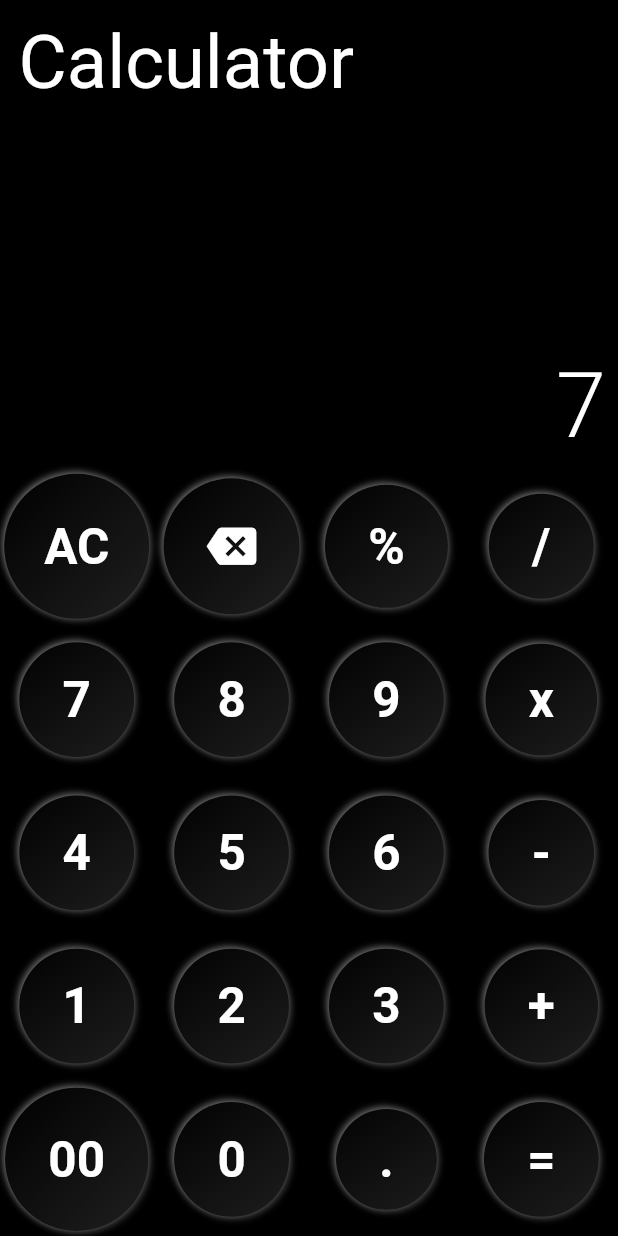
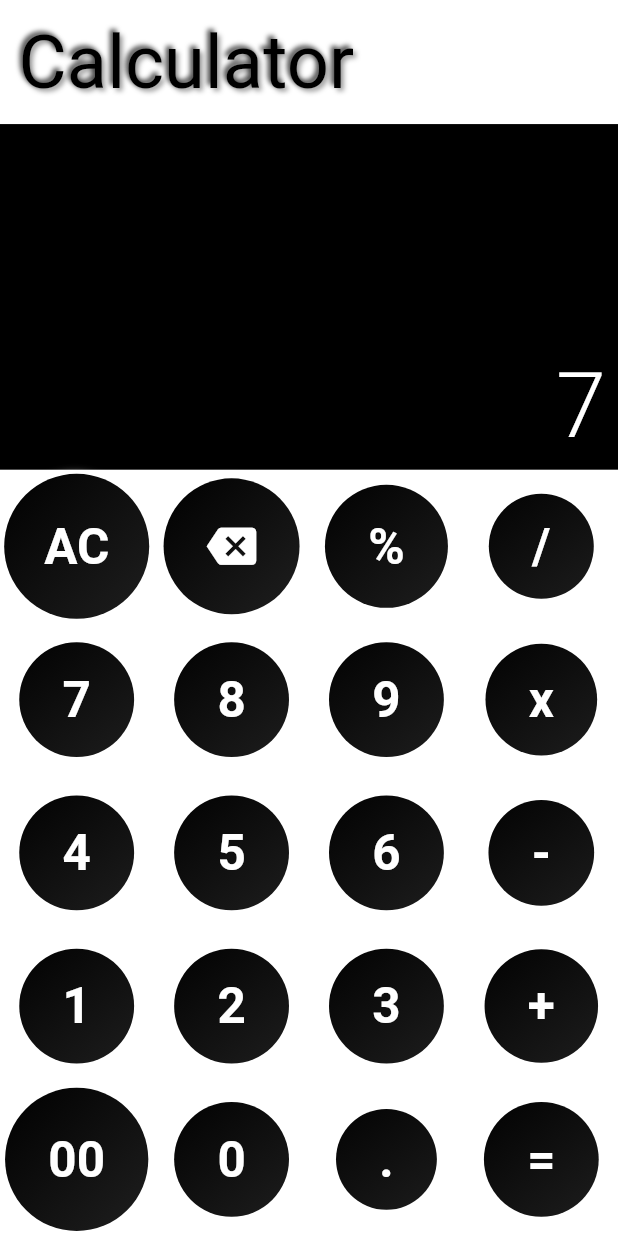
Before and after one commit to jinosh05/neumorphic_calculator, a Flutter app: the screen it shows after launch, after a tap on an icon or button, on a phone screen of 412 x 824 dp. Run offline on Flutter 3.47's test engine with Material 2 defaults, Android fonts, the phone set to English and light mode, and no system bars; drawn by our look-alikes of auto_size_text, flutter_neumorphic.

Commit message:
Calculator widget dark theme applied

```diff
--- a/lib/screens/calculator.dart
+++ b/lib/screens/calculator.dart
@@ -28,9 +28,9 @@ class _CalculatorState extends State<Calculator> {
 
     return NeumorphicApp(
       debugShowCheckedModeBanner: false,
-      color: Colors.black,
+      color: SizeConfig.isDarkMode ? Colors.black : Colors.white,
       home: Scaffold(
-        backgroundColor: Colors.black,
+        backgroundColor: SizeConfig.isDarkMode ? Colors.black : Colors.white,
         body: SafeArea(
           child: Column(
             children: [
@@ -39,11 +39,13 @@ class _CalculatorState extends State<Calculator> {
                 padding: EdgeInsets.all(SizeConfig.fs_1_5),
                 child: NeumorphicText(
                   "Calculator",
-                  style: const NeumorphicStyle(
-                    color: Colors.white,
+                  style: NeumorphicStyle(
+                    color: !SizeConfig.isDarkMode ? Colors.black : Colors.white,
                     lightSource: LightSource.topLeft,
-                    shadowLightColor: Colors.black54,
-                    shadowDarkColor: Colors.black26,
+                    shadowLightColor:
+                        SizeConfig.isDarkMode ? Colors.white54 : Colors.black54,
+                    shadowDarkColor:
+                        SizeConfig.isDarkMode ? Colors.white24 : Colors.black26,
                   ),
                   textStyle: NeumorphicTextStyle(
                     fontSize: SizeConfig.fs_06,
--- a/lib/utils/size_config.dart
+++ b/lib/utils/size_config.dart
@@ -1,5 +1,7 @@
 import 'dart:developer';
+import 'dart:ui';
 
+import 'package:flutter/scheduler.dart';
 import 'package:flutter/widgets.dart';
 
 class SizeConfig {
@@ -185,7 +187,11 @@ class SizeConfig {
       fs_24,
       fs_25;
 
+  static late bool isDarkMode;
+
   void init(BoxConstraints constraints, Orientation orientation) {
+    var brightness = SchedulerBinding.instance.window.platformBrightness;
+    isDarkMode = brightness == Brightness.dark;
     if (orientation == Orientation.portrait) {
       screenWidth = constraints.maxWidth;
       screenHeight = constraints.maxHeight;
```
